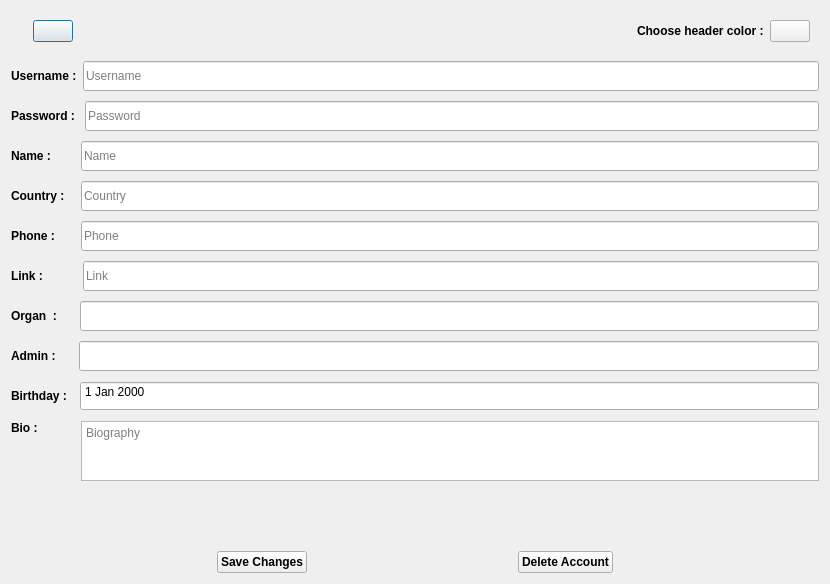
Before: the Qt Designer form FinalProject/Tweeterak/settingw.ui in amirhosseinbt/FinalProject_AP, drawn with Qt 5.
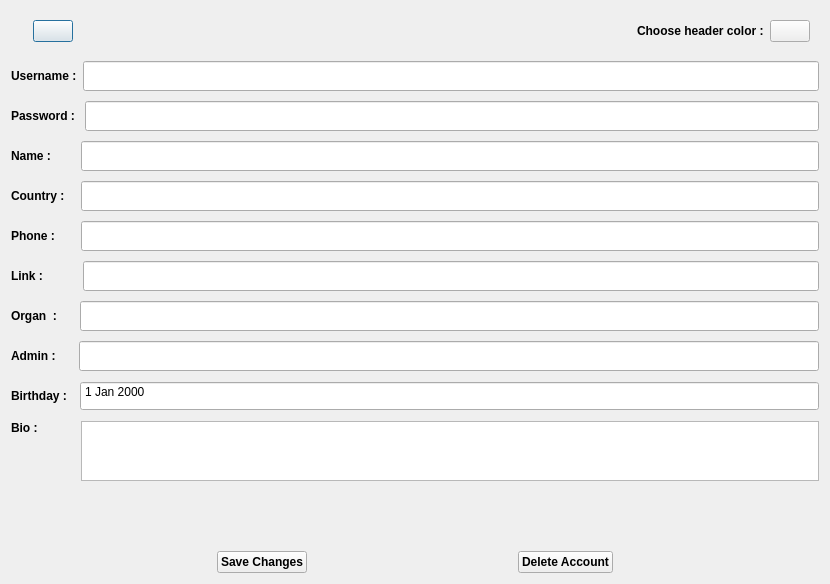
After: the same form once the commit is applied.

```diff
--- a/FinalProject/Tweeterak/settingw.ui
+++ b/FinalProject/Tweeterak/settingw.ui
@@ -114,7 +114,7 @@
         </size>
        </property>
        <property name="placeholderText">
-        <string>Username</string>
+        <string/>
        </property>
       </widget>
      </item>
@@ -171,7 +171,7 @@
         <enum>QLineEdit::Password</enum>
        </property>
        <property name="placeholderText">
-        <string>Password</string>
+        <string/>
        </property>
       </widget>
      </item>
@@ -225,7 +225,7 @@
         </size>
        </property>
        <property name="placeholderText">
-        <string>Name</string>
+        <string/>
        </property>
       </widget>
      </item>
@@ -279,7 +279,7 @@
         </size>
        </property>
        <property name="placeholderText">
-        <string>Country</string>
+        <string/>
        </property>
       </widget>
      </item>
@@ -333,7 +333,7 @@
         </size>
        </property>
        <property name="placeholderText">
-        <string>Phone</string>
+        <string/>
        </property>
       </widget>
      </item>
@@ -387,7 +387,7 @@
         </size>
        </property>
        <property name="placeholderText">
-        <string>Link</string>
+        <string/>
        </property>
       </widget>
      </item>
@@ -638,7 +638,7 @@
         </size>
        </property>
        <property name="placeholderText">
-        <string>Biography</string>
+        <string/>
        </property>
       </widget>
      </item>
```
Left out of the diff: 8 changed lines with no effect on the pictures.
